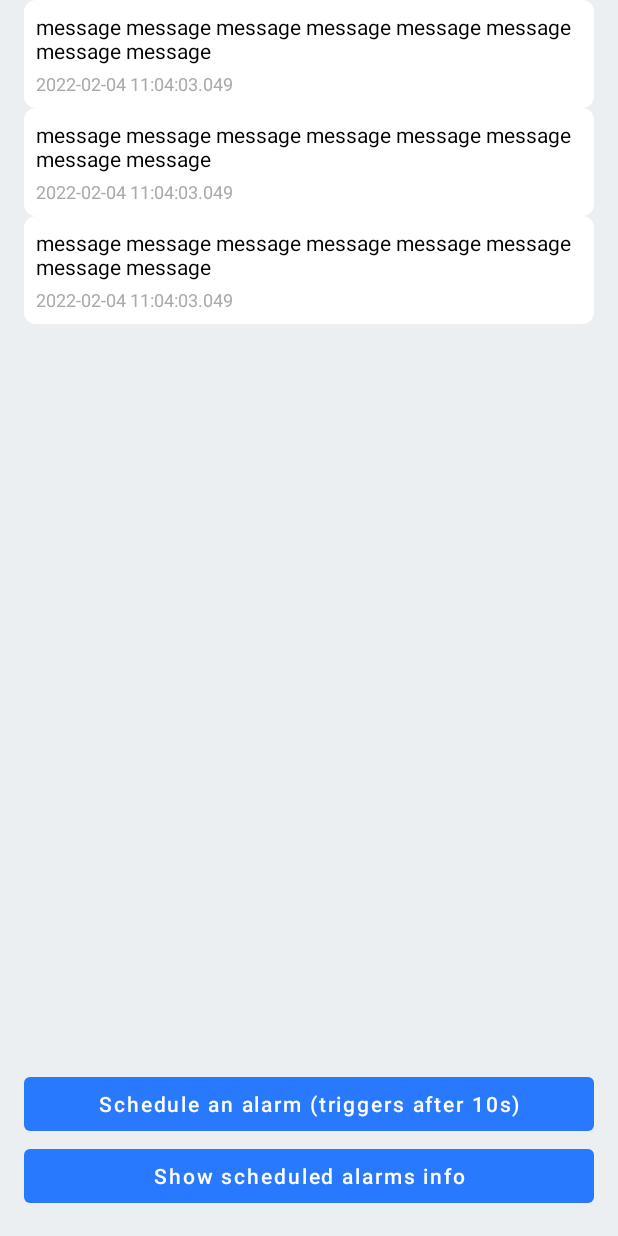
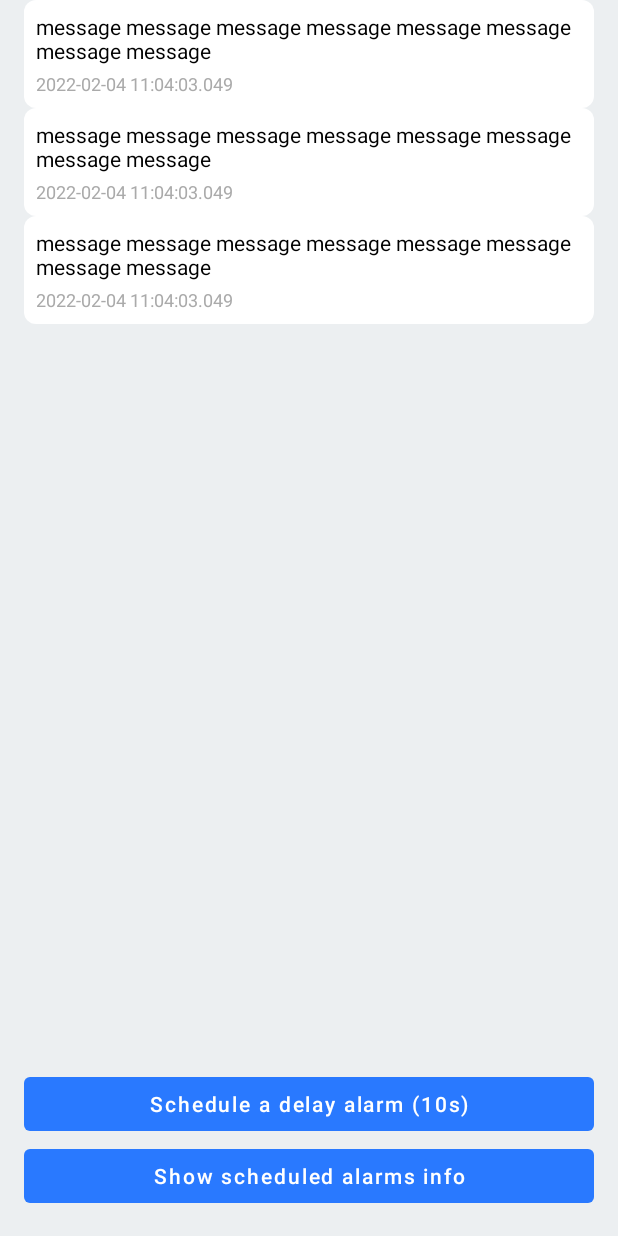
Before and after one commit to CarterChen247/AlarmScheduler, an Android app: the layout activity_main.xml on its own in the app's theme, with its tools: preview values and no code run, on a phone screen of 412 x 824 dp. Run offline under Robolectric (Android 15) with nearby library versions, the phone set to English and light mode, and no system bars.

Commit message:
refactor: optimize wording

```diff
--- a/alarmscheduler/src/main/java/com/carterchen247/alarmscheduler/logger/LogMessage.kt
+++ b/alarmscheduler/src/main/java/com/carterchen247/alarmscheduler/logger/LogMessage.kt
@@ -9,7 +9,6 @@ object LogMessage {
     fun onCancelAllAlarmTasks() = "Function cancelAllAlarmTasks() invoked"
     fun onRescheduleAlarms() = "Function rescheduleAlarms() invoked"
     fun onCalculateRescheduleAlarmsTotalCount(count: Int) = "Total count of rescheduled alarms=${count}"
-    fun onSchedule(alarmInfo: AlarmInfo) = "Received alarm scheduling command. AlarmInfo=$alarmInfo"
     fun onScheduleAlarm(alarmInfo: AlarmInfo) = "Start to schedule alarm. AlarmInfo=$alarmInfo"
     fun onScheduleAlarmSuccessfully() = "The alarm has been scheduled via AlarmManagerCompat"
     fun onAlarmTriggerReceiverOnReceive(alarmType: Int, alarmId: Int, bundle: Bundle?) = "The scheduled alarm goes off. Data payloads of the scheduled alarm: alarmType=$alarmType alarmId=$alarmId bundle data=${bundle.toMap()}"
--- a/app/src/main/java/com/carterchen247/alarmscheduler/demo/DemoAlarmTask.kt
+++ b/app/src/main/java/com/carterchen247/alarmscheduler/demo/DemoAlarmTask.kt
@@ -12,8 +12,9 @@ class DemoAlarmTask : AlarmTask {
 
     override fun onAlarmFires(alarmId: Int, dataPayload: DataPayload) {
         val msg = """
-            The callback of the scheduled alarm triggered.
-            alarmId=$alarmId, dataPayload=${dataPayload}
+            onAlarmFires callback was triggered.
+            alarmId=$alarmId
+            dataPayload=${dataPayload}
         """.trimIndent()
         EventBus.dispatchMessage(msg)
     }
--- a/app/src/main/res/layout/activity_main.xml
+++ b/app/src/main/res/layout/activity_main.xml
@@ -25,7 +25,7 @@
         android:layout_width="match_parent"
         android:layout_height="wrap_content"
         android:layout_marginHorizontal="16dp"
-        android:text="Schedule an alarm (triggers after 10s)"
+        android:text="Schedule a delay alarm (10s)"
         app:layout_constraintBottom_toTopOf="@id/btnGetScheduledAlarmsInfo"
         tools:ignore="HardcodedText" />
 
```
Also changed, not shown: app/src/main/java/com/carterchen247/alarmscheduler/demo/MainPresenter.kt (+4 -4 lines).
